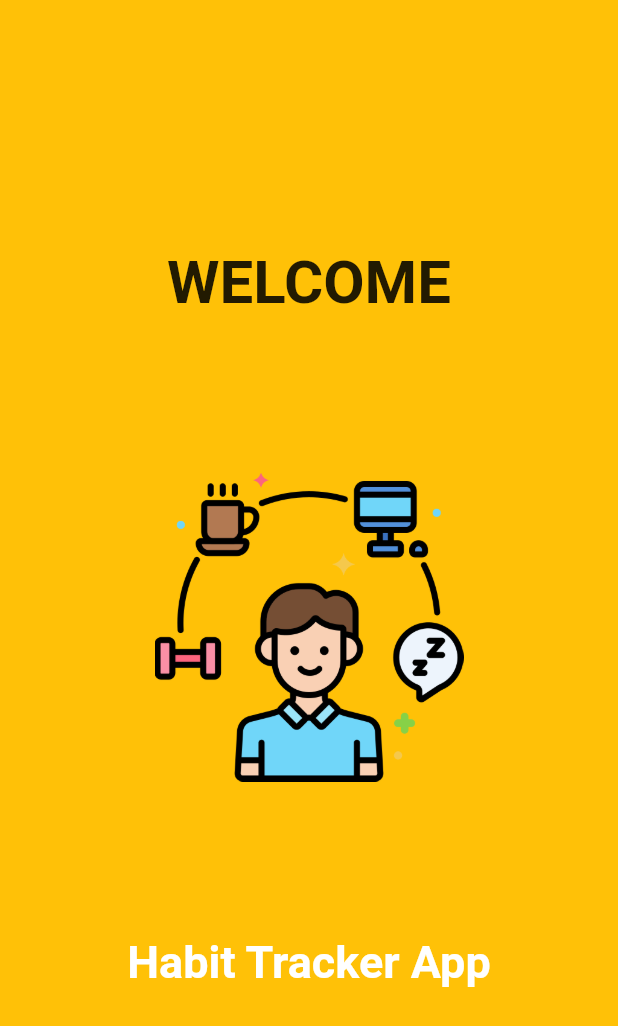
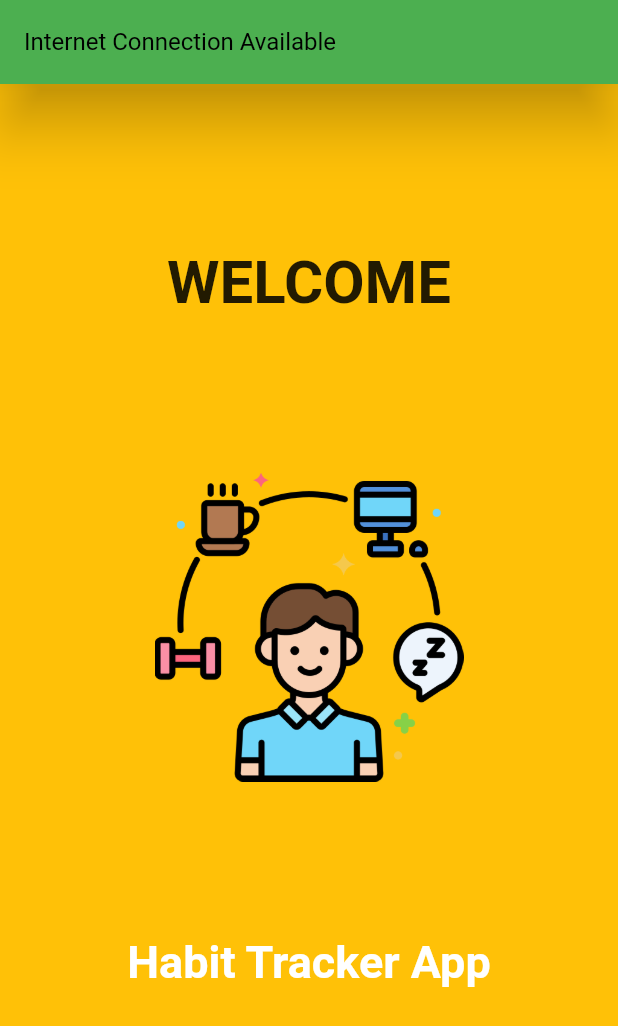
Before and after one commit to PratyushPriyam/Habit-Tracker-Flutter, a Flutter app: the splash_screen screen opened directly, on a phone screen of 412 x 824 dp. Shown: the top 1026 px of the screen. Run offline on Flutter 3.47's test engine with Material 2 defaults, Android fonts, the phone set to English and light mode, and no system bars; drawn by our look-alikes of overlay_support; our stand-ins replace curved_navigation_bar, flutter_slidable, hive_flutter, internet_connection_checker, lottie, smooth_page_indicator; accounts and stored records are empty; network calls fail.

Commit message:
Internet connection checking added successfully.

```diff
--- a/lib/IntroductionScreens/SplashScreen/splash_screen.dart
+++ b/lib/IntroductionScreens/SplashScreen/splash_screen.dart
@@ -1,7 +1,8 @@
 import 'package:flutter/material.dart';
 import 'package:habit_tracker/IntroductionScreens/OnBoardingScreen/onBoarding_screen.dart';
 import 'package:habit_tracker/Pages/HomePage.dart';
-import 'package:lottie/lottie.dart';
+import 'package:internet_connection_checker/internet_connection_checker.dart';
+import 'package:overlay_support/overlay_support.dart';
 
 class splash_screen extends StatefulWidget {
   @override
@@ -9,12 +10,29 @@ class splash_screen extends StatefulWidget {
 }
 
 class _HomePageState extends State<splash_screen> {
+  bool hasInternet = false;
   @override
   void initState() {
-    Future.delayed(
-        Duration(seconds: 4),
-        () => Navigator.pushReplacement(
-            context, MaterialPageRoute(builder: (_) => OnBoardingScreen())));
+    InternetConnectionChecker().onStatusChange.listen((status) {
+      final hasInternet = status == InternetConnectionStatus.connected;
+      final messageColor = hasInternet ? Colors.green : Colors.red;
+      final internetMessage = hasInternet
+          ? "Internet Connection Available"
+          : "No Internet Connection Available";
+      if (hasInternet) {
+        Future.delayed(
+            Duration(seconds: 4),
+            () => Navigator.pushReplacement(context,
+                MaterialPageRoute(builder: (_) => OnBoardingScreen())));
+        showSimpleNotification(Text(internetMessage), background: messageColor);
+      } else {
+        Future.delayed(
+            Duration(seconds: 4),
+            () => Navigator.pushReplacement(
+                context, MaterialPageRoute(builder: (_) => HomePage())));
+        showSimpleNotification(Text(internetMessage), background: messageColor);
+      }
+    });
 
     super.initState();
   }
--- a/lib/main.dart
+++ b/lib/main.dart
@@ -2,6 +2,7 @@ import 'package:flutter/material.dart';
 import 'package:habit_tracker/IntroductionScreens/OnBoardingScreen/onBoarding_screen.dart';
 import 'package:habit_tracker/IntroductionScreens/SplashScreen/splash_screen.dart';
 import 'package:hive_flutter/hive_flutter.dart';
+import 'package:overlay_support/overlay_support.dart';
 
 import 'Pages/HomePage.dart';
 
@@ -17,10 +18,12 @@ class MyApp extends StatelessWidget {
 
   @override
   Widget build(BuildContext context) {
-    return MaterialApp(
-      debugShowCheckedModeBanner: false,
-      theme: ThemeData(primarySwatch: Colors.amber),
-      home: splash_screen(),
+    return OverlaySupport.global(
+      child: MaterialApp(
+        debugShowCheckedModeBanner: false,
+        theme: ThemeData(primarySwatch: Colors.amber),
+        home: splash_screen(),
+      ),
     );
   }
 }
--- a/pubspec.yaml
+++ b/pubspec.yaml
@@ -43,6 +43,8 @@ dependencies:
   get:
   smooth_page_indicator:
   lottie:
+  internet_connection_checker:
+  overlay_support:
 
 dev_dependencies:
   flutter_test:
```
Also changed, not shown: pubspec.lock.
